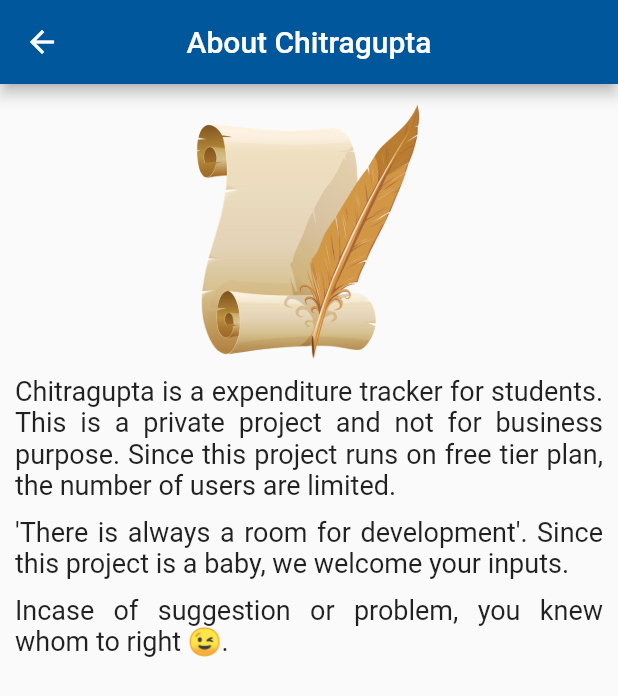
After one commit to blbhargav/chitragupta-user, a Flutter app: the AboutUs screen opened directly, on a phone screen of 412 x 824 dp. The commit adds this screen. Shown: the top 696 px of the screen. Run offline on Flutter 3.47's test engine with Material 2 defaults, Android fonts, the phone set to English and light mode, and no system bars; our stand-ins replace firebase_auth, firebase_database, flutter_datetime_picker, fluttertoast, image_picker and 2 more; missing offline and left inert: dart:ffi; accounts and stored records are empty.

Commit message:
About page added

```diff
--- /dev/null
+++ b/lib/app/about.dart
@@ -0,0 +1,42 @@
+import 'package:flutter/cupertino.dart';
+import 'package:flutter/material.dart';
+import 'package:flutter_datetime_picker/flutter_datetime_picker.dart';
+
+class AboutUs extends StatelessWidget {
+  @override
+  Widget build(BuildContext context) {
+    // TODO: implement build
+    return Scaffold(
+      appBar: AppBar(
+          title: Text("About Chitragupta"),
+          centerTitle: true,
+          backgroundColor: Colors.lightBlue[900]),
+      body: ListView(
+        padding: EdgeInsets.all(10),
+        children: <Widget>[
+          Image.asset(
+            "assets/logo.png",
+            width: 180,
+            height: 180,
+          ),
+          Padding(
+            padding: EdgeInsets.all(2),
+          ),
+          Text(
+            "Chitragupta is a expenditure tracker for students. This is a private project and not for business purpose. Since this project runs on free tier plan, the number of users are limited.",
+            style: TextStyle(fontSize: 18,),textAlign: TextAlign.justify,
+          ),
+          Padding(
+            padding: EdgeInsets.all(5),
+          ),
+          Text(
+              "'There is always a room for development'. Since this project is a baby, we welcome your inputs.",style: TextStyle(fontSize: 18),textAlign: TextAlign.justify),
+          Padding(
+            padding: EdgeInsets.all(5),
+          ),
+          Text("Incase of suggestion or problem, you knew whom to right 😉.",style: TextStyle(fontSize: 18),textAlign: TextAlign.justify),
+        ],
+      ),
+    );
+  }
+}
--- a/lib/app/settings.dart
+++ b/lib/app/settings.dart
@@ -1,3 +1,4 @@
+import 'package:chitragupta/app/about.dart';
 import 'package:chitragupta/app/changePassword.dart';
 import 'package:chitragupta/app/profile.dart';
 import 'package:chitragupta/repository.dart';
@@ -83,7 +84,12 @@ class _settingsState extends State<Settings>{
           ),
 
           InkWell(
-            onTap: (){},
+            onTap: (){
+              Navigator.push(
+                context,
+                MaterialPageRoute(builder: (context) => AboutUs()),
+              );
+            },
             child: Container(
               padding: EdgeInsets.only(left: 10,right: 10,top: 10),
               margin: EdgeInsets.only(left: 5,right: 5),
```
